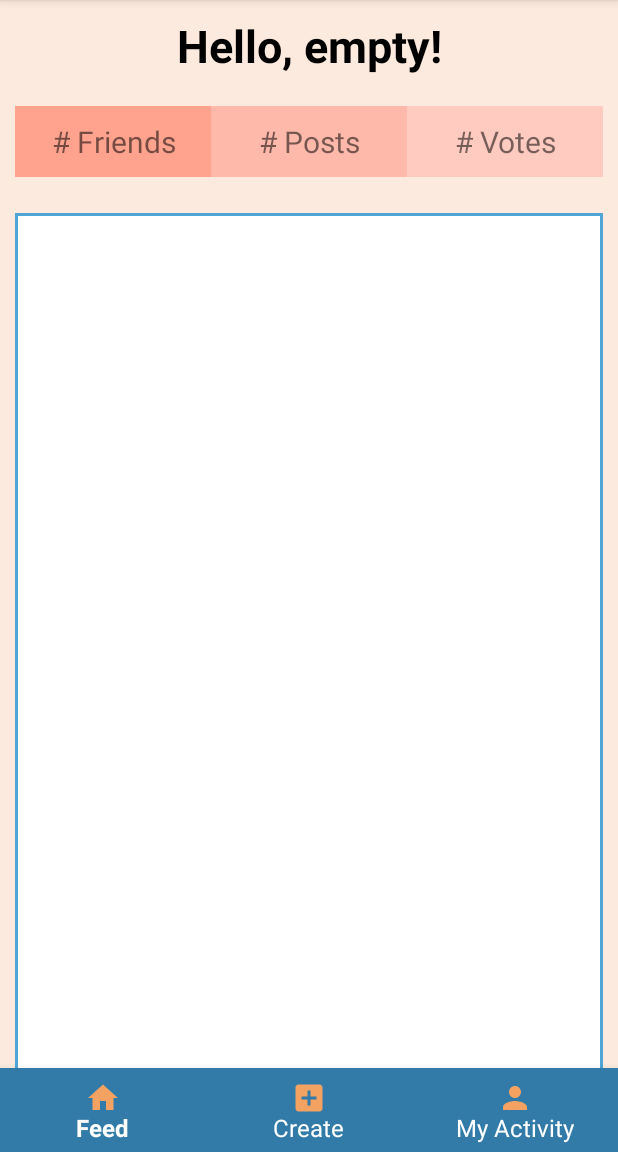
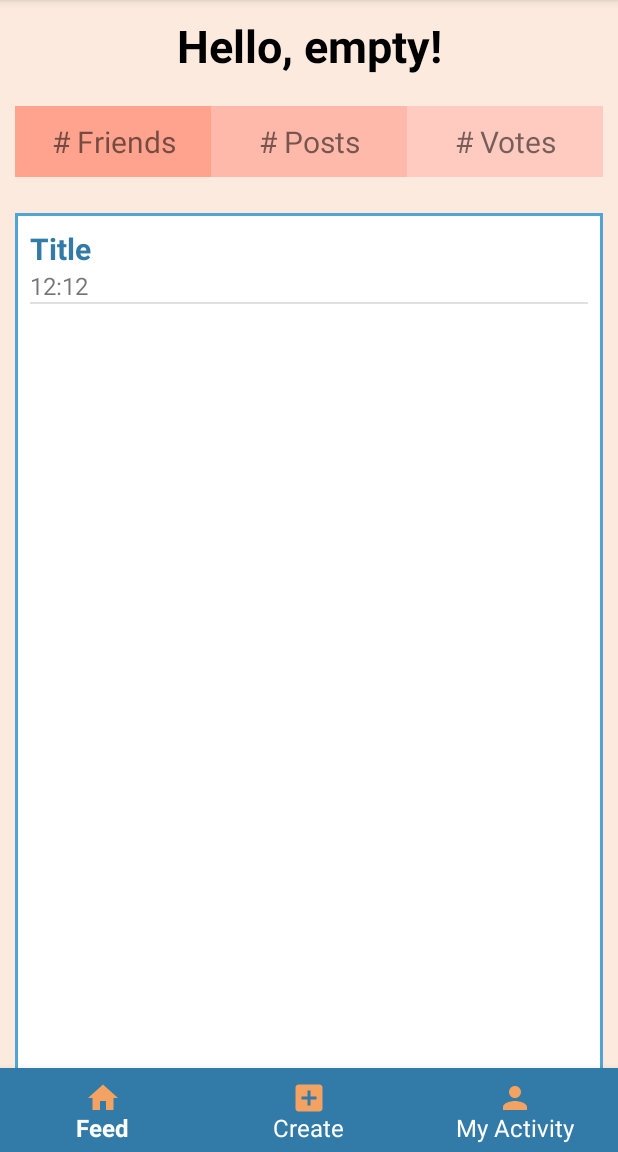
Before and after one commit to WillDinauer/Pikr, an Android app: the fragment MyActivityFragment placed in its activity, on a phone screen of 412 x 824 dp, the part 84-1236 px from its top. Run offline under Robolectric (Android 15) with nearby library versions, the phone set to English and light mode, and no system bars.

Commit message:
Example my activity

```diff
--- a/Pikr/app/src/main/java/com/example/pikr/Post.java
+++ b/Pikr/app/src/main/java/com/example/pikr/Post.java
@@ -19,7 +19,10 @@ public class Post {
         this.title = title;
         this.description = description;
         this.datetime = datetime;
-        this.pictures = jsonPicsToArray(pictures);
+        if (pictures.equals("")){                                       //FIX THIS
+            this.pictures = new ArrayList<>();
+        }
+        else this.pictures = jsonPicsToArray(pictures);
     }
 
     private ArrayList<Picture> jsonPicsToArray(String pictures) {
--- a/Pikr/app/src/main/java/com/example/pikr/adapters/ProfileAdapter.java
+++ b/Pikr/app/src/main/java/com/example/pikr/adapters/ProfileAdapter.java
@@ -1,27 +1,38 @@
 package com.example.pikr.adapters;
 
 import android.content.Context;
+import android.view.LayoutInflater;
 import android.view.View;
 import android.view.ViewGroup;
 import android.widget.ArrayAdapter;
+import android.widget.TextView;
 
 import androidx.annotation.NonNull;
 import androidx.annotation.Nullable;
 
 import com.example.pikr.Post;
+import com.example.pikr.R;
 
 import java.util.ArrayList;
 import java.util.List;
 
 public class ProfileAdapter extends ArrayAdapter<Post> {
 
+    private Context context;
+
     public ProfileAdapter(@NonNull Context context, int resource, @NonNull ArrayList<Post> objects) {
         super(context, resource, objects);
+        this.context = context;
     }
 
     @NonNull
     @Override
     public View getView(int position, @Nullable View convertView, @NonNull ViewGroup parent) {
-        return super.getView(position, convertView, parent);
+        convertView = LayoutInflater.from(context).inflate(R.layout.post_entry, parent, false);
+        TextView title = convertView.findViewById(R.id.entry_title);
+        TextView time = convertView.findViewById(R.id.entry_time);
+        title.setText("Title");
+        time.setText("12:12");
+        return convertView;
     }
 }
--- a/Pikr/app/src/main/java/com/example/pikr/fragments/MyActivityFragment.java
+++ b/Pikr/app/src/main/java/com/example/pikr/fragments/MyActivityFragment.java
@@ -74,7 +74,14 @@ public class MyActivityFragment extends Fragment implements LoaderManager.Loader
 
     @Override
     public void onLoadFinished(@NonNull Loader<ArrayList<Post>> loader, ArrayList<Post> data) {
-        if (loader.getId() == LOAD_POSTS_ID && data.size()>0){
+        if (data==null){
+            Post post = new Post("", "", "", "");
+            ArrayList<Post> example = new ArrayList<>();
+            example.add(post);
+            mAdapter = new ProfileAdapter(requireActivity(), 0, example);
+            mListView.setAdapter(mAdapter);
+        }
+        else if (loader.getId() == LOAD_POSTS_ID && data.size()>0){
             mAdapter = new ProfileAdapter(requireActivity(), 0, data);
             mListView.setAdapter(mAdapter);
         }
--- a/Pikr/app/src/main/res/layout/post_entry.xml
+++ b/Pikr/app/src/main/res/layout/post_entry.xml
@@ -5,23 +5,19 @@
     android:layout_width="match_parent"
     android:layout_height="match_parent">
 
+
     <TextView
         android:id="@+id/entry_title"
         android:layout_width="match_parent"
         android:layout_height="wrap_content"
-        android:paddingHorizontal="8dp"
-        android:paddingTop="8dp"
+        app:layout_constraintTop_toTopOf="parent"
+        android:textStyle="bold"
         android:textColor="@color/blue"
         android:textSize="20sp"
-        android:textStyle="bold"
-        app:layout_constraintTop_toBottomOf="@+id/entry_data"
-        tools:layout_editor_absoluteX="0dp" />
-
+        tools:layout_editor_absoluteX="45dp" />
     <TextView
-        android:id="@+id/entry_data"
+        android:id="@+id/entry_time"
         android:layout_width="match_parent"
         android:layout_height="wrap_content"
-        android:padding="16dp"
-        app:layout_constraintTop_toBottomOf="entry_title"
-        tools:layout_editor_absoluteX="0dp" />
+        app:layout_constraintTop_toBottomOf="@+id/entry_title"/>
 </androidx.constraintlayout.widget.ConstraintLayout>
```
